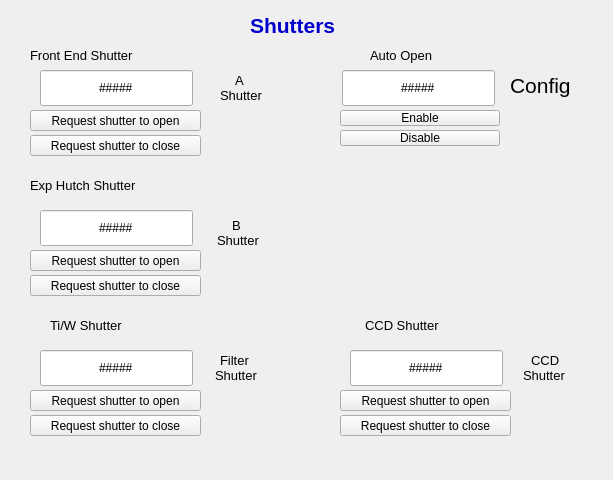
APS-USAXS/caQtDM-screens, file beamline/staff_remote_shutter.ui: the form before one commit.
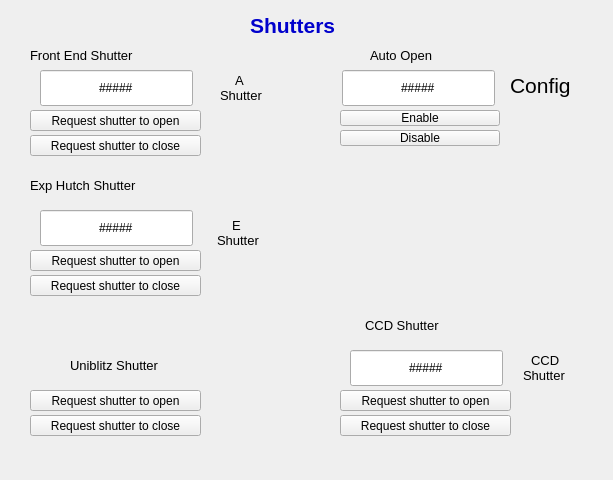
The form after the commit. Custom widgets are drawn as their Qt base class.

```diff
--- a/beamline/staff_remote_shutter.ui
+++ b/beamline/staff_remote_shutter.ui
@@ -69,8 +69,8 @@
   <widget class="QLabel" name="label_55">
    <property name="geometry">
     <rect>
-     <x>50</x>
-     <y>310</y>
+     <x>70</x>
+     <y>350</y>
      <width>131</width>
      <height>32</height>
     </rect>
@@ -86,7 +86,7 @@
     <string notr="true">color:rgb(0, 0, 0)</string>
    </property>
    <property name="text">
-    <string>&lt;html&gt;&lt;head/&gt;&lt;body&gt;&lt;p&gt;&lt;span style=&quot; font-weight:400;&quot;&gt;Ti/W Shutter&lt;/span&gt;&lt;/p&gt;&lt;/body&gt;&lt;/html&gt;</string>
+    <string>&lt;html&gt;&lt;head/&gt;&lt;body&gt;&lt;p&gt;&lt;span style=&quot; font-weight:400;&quot;&gt;Uniblitz Shutter&lt;/span&gt;&lt;/p&gt;&lt;/body&gt;&lt;/html&gt;</string>
    </property>
   </widget>
   <widget class="QLabel" name="label_56">
@@ -218,28 +218,7 @@
     <string notr="true">color: rgb(0, 0, 0)</string>
    </property>
    <property name="text">
-    <string>&lt;html&gt;&lt;head/&gt;&lt;body&gt;&lt;p&gt;B&lt;/p&gt;&lt;/body&gt;&lt;/html&gt;</string>
-   </property>
-  </widget>
-  <widget class="QLabel" name="label_33">
-   <property name="geometry">
-    <rect>
-     <x>220</x>
-     <y>350</y>
-     <width>41</width>
-     <height>21</height>
-    </rect>
-   </property>
-   <property name="font">
-    <font>
-     <pointsize>10</pointsize>
-    </font>
-   </property>
-   <property name="styleSheet">
-    <string notr="true">color: rgb(0, 0, 0)</string>
-   </property>
-   <property name="text">
-    <string>&lt;html&gt;&lt;head/&gt;&lt;body&gt;&lt;p&gt;Filter&lt;/p&gt;&lt;/body&gt;&lt;/html&gt;</string>
+    <string>&lt;html&gt;&lt;head/&gt;&lt;body&gt;&lt;p&gt;E&lt;/p&gt;&lt;/body&gt;&lt;/html&gt;</string>
    </property>
   </widget>
   <widget class="QLabel" name="label_34">
@@ -263,27 +242,6 @@
     <string>&lt;html&gt;&lt;head/&gt;&lt;body&gt;&lt;p&gt;Shutter&lt;/p&gt;&lt;/body&gt;&lt;/html&gt;</string>
    </property>
   </widget>
-  <widget class="QLabel" name="label_35">
-   <property name="geometry">
-    <rect>
-     <x>215</x>
-     <y>365</y>
-     <width>81</width>
-     <height>21</height>
-    </rect>
-   </property>
-   <property name="font">
-    <font>
-     <pointsize>10</pointsize>
-    </font>
-   </property>
-   <property name="styleSheet">
-    <string notr="true">color: rgb(0, 0, 0)</string>
-   </property>
-   <property name="text">
-    <string>&lt;html&gt;&lt;head/&gt;&lt;body&gt;&lt;p&gt;Shutter&lt;/p&gt;&lt;/body&gt;&lt;/html&gt;</string>
-   </property>
-  </widget>
   <widget class="QLabel" name="label_36">
    <property name="geometry">
     <rect>
@@ -361,26 +319,7 @@
     <set>Qt::AlignCenter</set>
    </property>
    <property name="channel" stdset="0">
-    <string notr="true">12id:shutter1_status.VAL</string>
-   </property>
-  </widget>
-  <widget class="caLineEdit" name="calineedit_26">
-   <property name="geometry">
-    <rect>
-     <x>40</x>
-     <y>350</y>
-     <width>153</width>
-     <height>36</height>
-    </rect>
-   </property>
-   <property name="text">
-    <string>#####</string>
-   </property>
-   <property name="alignment">
-    <set>Qt::AlignCenter</set>
-   </property>
-   <property name="channel" stdset="0">
-    <string notr="true">usxLAX:userTran3.A</string>
+    <string notr="true">PA:12ID:STA_C_BEAMREADY_PL.VAL</string>
    </property>
   </widget>
   <widget class="caLineEdit" name="calineedit_27">
```
Left out of the diff: 173 changed lines with no effect on the pictures.
